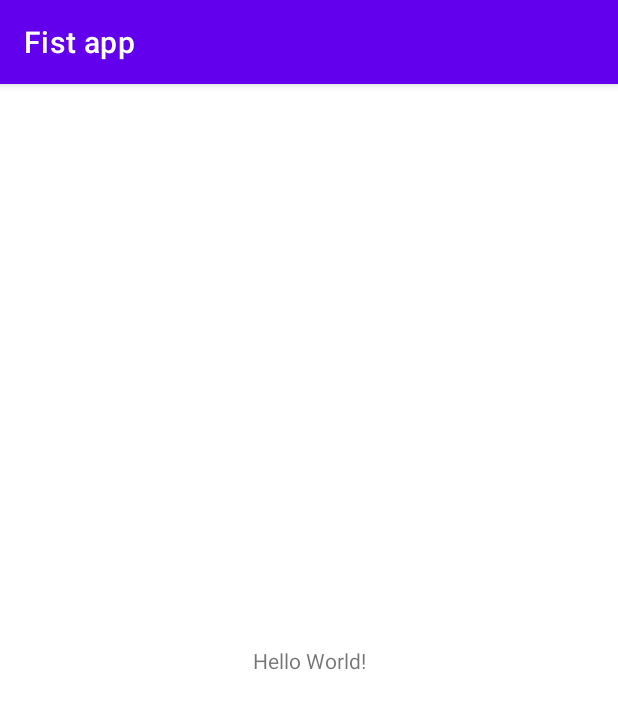
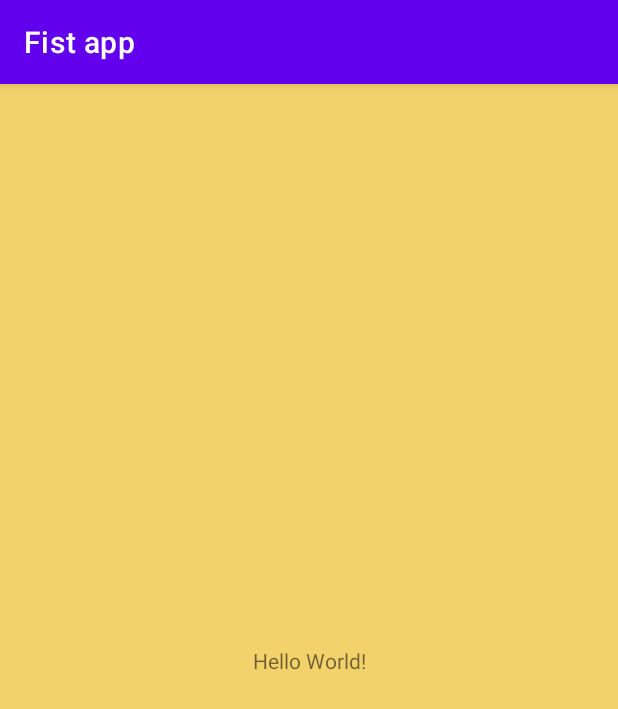
Before and after one commit to Telori/Fist_app, an Android app: the screen it shows after launch (MainActivity), on a phone screen of 412 x 824 dp. Shown: the top 709 px of the screen. Run offline under Robolectric (Android 15) with nearby library versions, the phone set to English and light mode, and no system bars.

Commit message:
Change color

```diff
--- a/app/src/main/res/layout/activity_main.xml
+++ b/app/src/main/res/layout/activity_main.xml
@@ -4,6 +4,7 @@
     xmlns:tools="http://schemas.android.com/tools"
     android:layout_width="match_parent"
     android:layout_height="match_parent"
+    android:background="#F4D26B"
     tools:context=".MainActivity">
 
     <TextView
```
